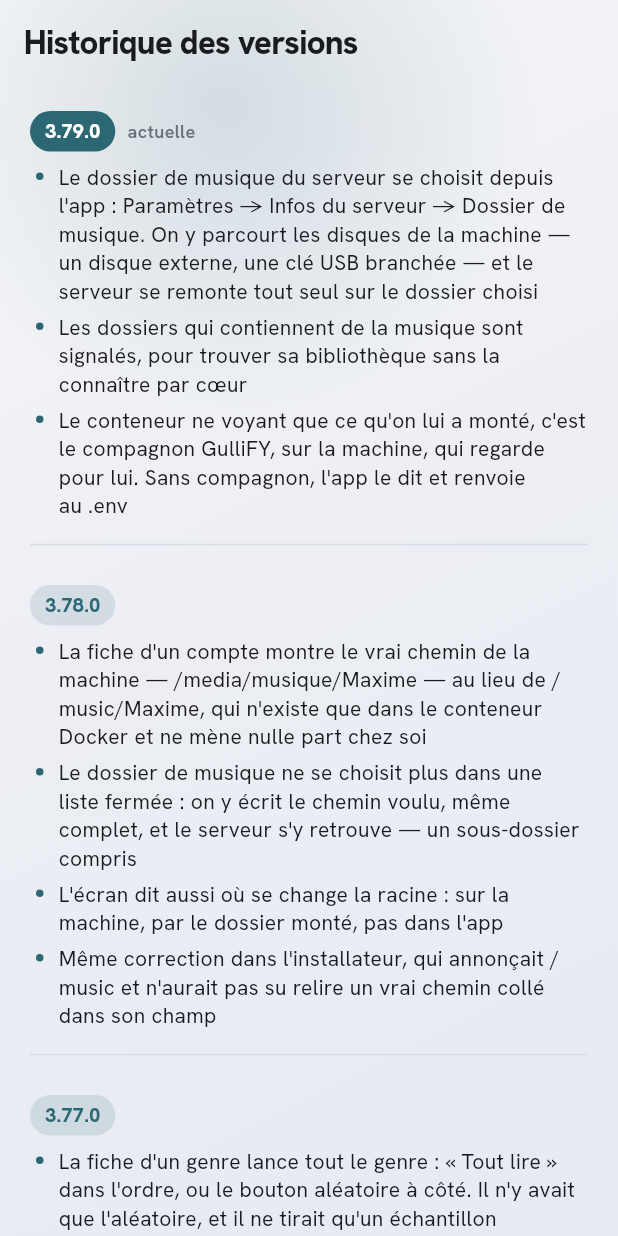
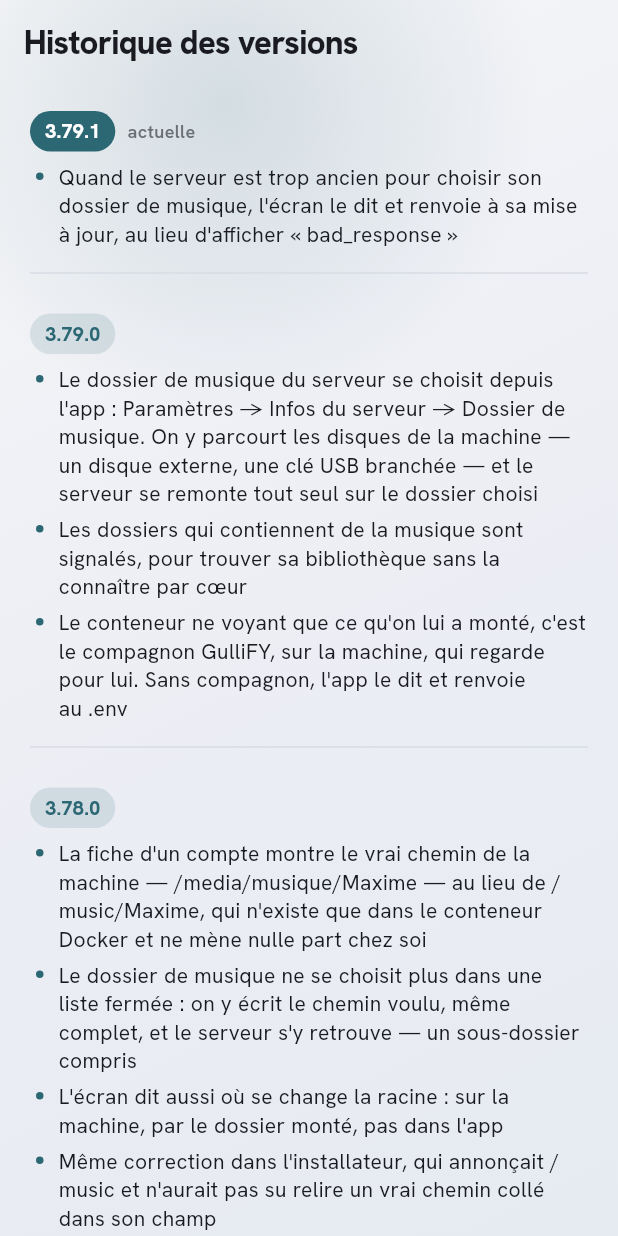
Before and after one commit to gullify/gullify, a Flutter app: the ChangelogScreen screen opened by its route, on a phone screen of 412 x 824 dp. Run offline on Flutter 3.47's test engine with Material 3 defaults, Android fonts, the phone set to English and light mode, and no system bars; our stand-ins replace audio_service, cached_network_image, dio, file_picker, flutter_riverpod, flutter_secure_storage and 9 more; missing offline and left inert: audio_session, home_widget, liquid_glass_widgets, record; accounts and stored records are empty; statements that could not run were skipped.

Commit message:
« bad_response » n'apprend rien à personne
Un serveur d'avant la 1.3.0 n'a pas l'API du dossier de musique : il
répond par la page de l'app web, en HTTP 200, et l'écran affichait
« ApiException(bad_response) HTTP 200 » — un code technique devant
quelqu'un qui doit décider quoi faire.

Il dit maintenant que le serveur est trop ancien, et où le mettre à
jour. Un refus du serveur ("compagnon absent") montre sa phrase plutôt
que l'objet qui la porte.

Co-Authored-By: Claude Opus 5 (1M context) <noreply@anthropic.com>

```diff
--- a/app/lib/changelog.dart
+++ b/app/lib/changelog.dart
@@ -8,6 +8,11 @@ class ReleaseNote {
 }
 
 const kChangelog = <ReleaseNote>[
+  ReleaseNote('3.79.1', [
+    'Quand le serveur est trop ancien pour choisir son dossier de musique, '
+        'l\'écran le dit et renvoie à sa mise à jour, au lieu d\'afficher '
+        '« bad_response »',
+  ]),
   ReleaseNote('3.79.0', [
     'Le dossier de musique du serveur se choisit depuis l\'app : Paramètres → '
         'Infos du serveur → Dossier de musique. On y parcourt les disques de '
--- a/app/pubspec.yaml
+++ b/app/pubspec.yaml
@@ -18,7 +18,7 @@ publish_to: 'none' # Remove this line if you wish to publish to pub.dev
 # of the product and file versions while build-number is used as the build suffix.
 # versionCode : doit rester supérieur à 26 (dernier code de l'ancienne app
 # pixelplay) pour que son auto-updater propose la migration vers la v2.
-version: 3.79.0+218
+version: 3.79.1+219
 
 environment:
   sdk: ^3.12.2
```
Also changed, not shown: app/lib/screens/admin/music_root_screen.dart (+22 -3 lines), 1 other file.
